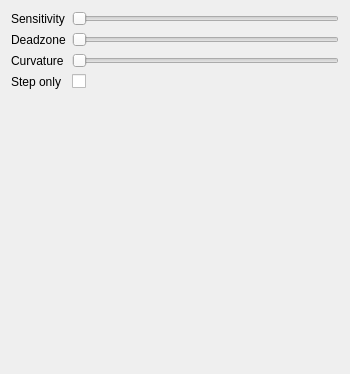
Qt form src/mickey/pref.ui (mavak/linux-track) before a commit.
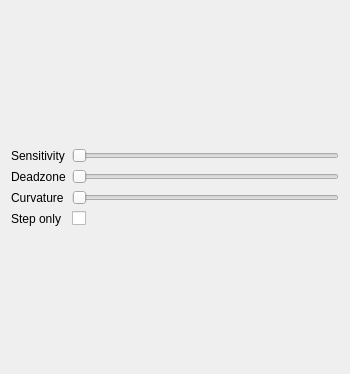
The same form after that commit.

Commit message: Curve preview reworked. Calibration is saparate for x and y axes.

```diff
--- a/src/mickey/pref.ui
+++ b/src/mickey/pref.ui
@@ -15,6 +15,8 @@
   </property>
   <layout class="QVBoxLayout" name="verticalLayout">
    <item>
+    <layout class="QVBoxLayout" name="PrefLayout">
+     <item>
     <layout class="QGridLayout" name="gridLayout">
      <item row="2" column="0">
       <widget class="QLabel" name="label">
@@ -80,18 +82,7 @@
      </item>
     </layout>
    </item>
-   <item>
-    <widget class="QLabel" name="CurveView">
-     <property name="sizePolicy">
-      <sizepolicy hsizetype="Preferred" vsizetype="MinimumExpanding">
-       <horstretch>0</horstretch>
-       <verstretch>0</verstretch>
-      </sizepolicy>
-     </property>
-     <property name="text">
-      <string/>
-     </property>
-    </widget>
+    </layout>
    </item>
   </layout>
  </widget>
```
Lines whose indentation alone changed are shown as unchanged. The commit also changes 3 other files.
